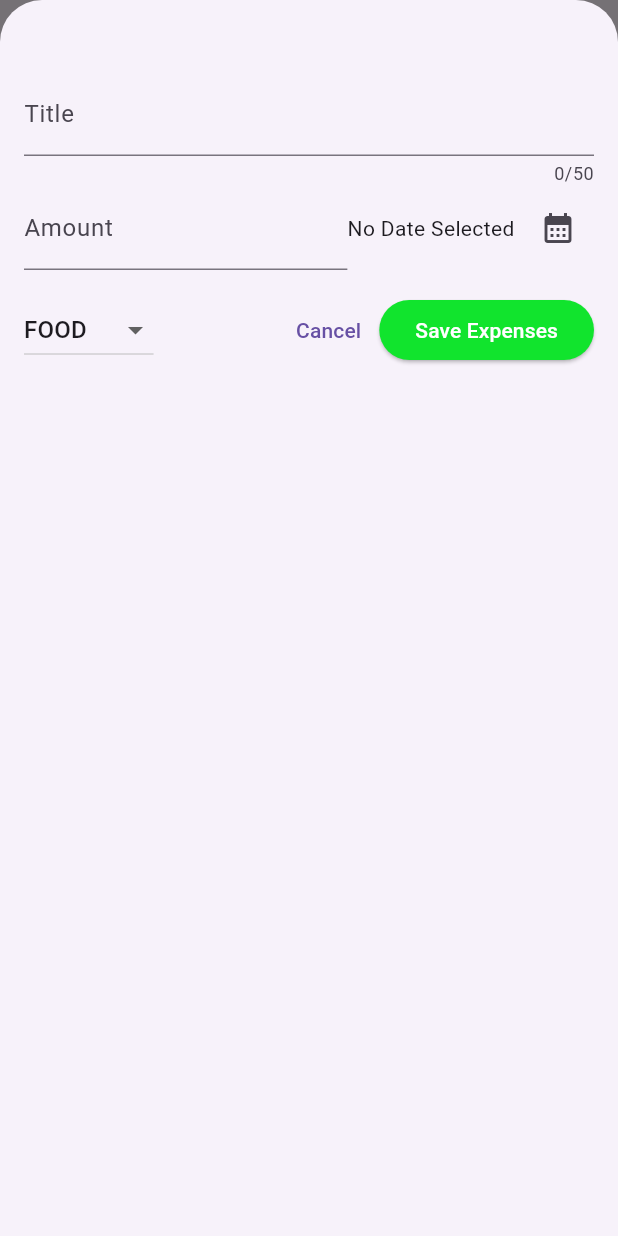
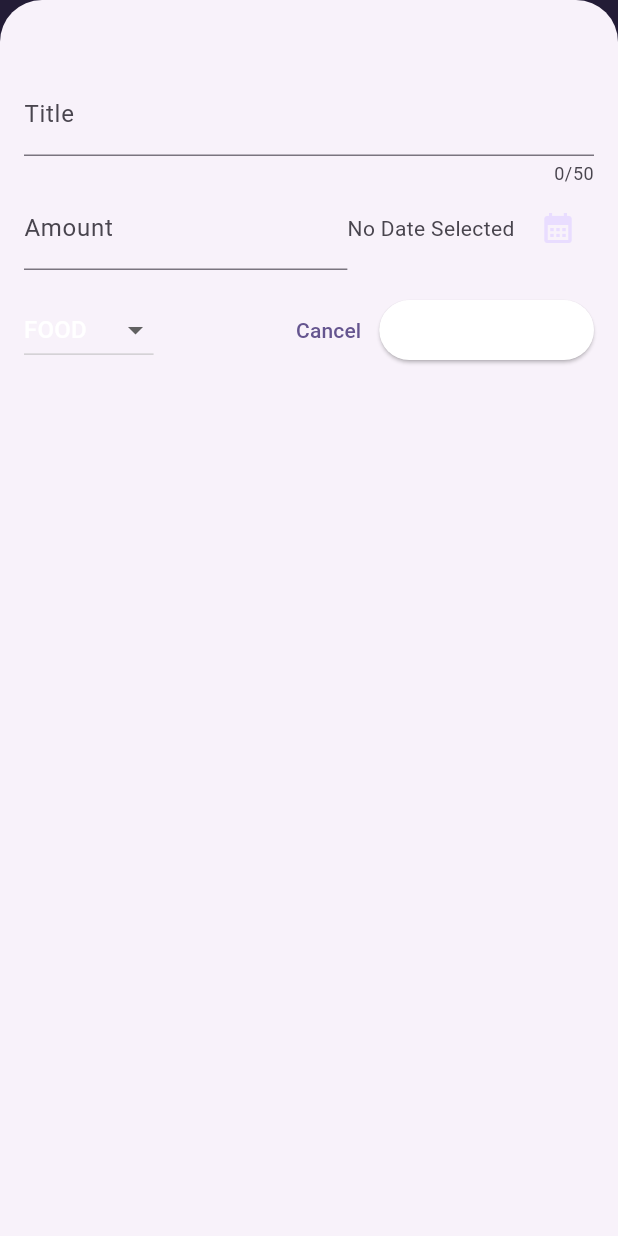
Before and after one commit to S-at-yam/Expense-Tracker, a Flutter app: the screen it shows after launch, after a tap on the "add" icon, on a phone screen of 412 x 824 dp. Run offline on Flutter 3.47's test engine with Material 3 defaults, Android fonts, the phone set to English and light mode, and no system bars.

Commit message:
added dark theme

```diff
--- a/lib/main.dart
+++ b/lib/main.dart
@@ -1,11 +1,81 @@
 import 'package:expense_tracker/widgets/expenses.dart';
 import 'package:flutter/material.dart';
 
+var kColorScheme = ColorScheme.fromSeed(
+  seedColor: const Color.fromARGB(255, 96, 59, 181),
+);
+var kDarkColorScheme = ColorScheme.fromSeed(
+  seedColor: const Color.fromARGB(255, 5, 99, 125),
+);
 void main() {
   runApp(
     MaterialApp(
       home: Expenses(),
-      //theme: ThemeData(useMaterial3: true),
+      darkTheme: ThemeData().copyWith(
+        colorScheme: kDarkColorScheme,
+        cardTheme: CardThemeData().copyWith(
+          //color: kColorScheme.onSurface,
+          color: kDarkColorScheme.onSecondaryContainer,
+          margin: EdgeInsets.symmetric(horizontal: 16, vertical: 5),
+        ),
+        elevatedButtonTheme: ElevatedButtonThemeData(
+          style: ElevatedButton.styleFrom(
+            backgroundColor: kDarkColorScheme.onPrimary,
+            foregroundColor: kDarkColorScheme.onSecondary,
+          ),
+        ),
+        appBarTheme: AppBarTheme().copyWith(
+          backgroundColor: kDarkColorScheme.onPrimaryContainer,
+          foregroundColor: kDarkColorScheme.primaryContainer,
+          //titleTextStyle: TextStyle(color: Colors.white),
+          //actionsIconTheme: IconThemeData(color: Colors.white),
+        ),
+        textTheme: TextTheme().copyWith(
+          titleLarge: TextStyle(fontSize: 20, fontWeight: FontWeight.bold),
+          bodyMedium: TextStyle(
+            fontSize: 14,
+            fontWeight: FontWeight.normal,
+            color: kDarkColorScheme.onSurfaceVariant,
+          ),
+        ),
+      ),
+      theme: ThemeData().copyWith(
+        colorScheme: kColorScheme,
+        appBarTheme: AppBarTheme().copyWith(
+          backgroundColor: kColorScheme.onPrimaryContainer,
+          foregroundColor: kColorScheme.primaryContainer,
+          titleTextStyle: TextStyle(color: Colors.white),
+          actionsIconTheme: IconThemeData(color: Colors.white),
+        ),
+        cardTheme: CardThemeData().copyWith(
+          //color: kColorScheme.onSurface,
+          color: const Color.fromARGB(255, 228, 181, 42),
+          margin: EdgeInsets.symmetric(horizontal: 16, vertical: 5),
+        ),
+        elevatedButtonTheme: ElevatedButtonThemeData(
+          style: ElevatedButton.styleFrom(
+            backgroundColor: kColorScheme.onPrimary,
+            foregroundColor: kColorScheme.onSecondary,
+          ),
+        ),
+        textTheme: TextTheme().copyWith(
+          titleLarge: TextStyle(fontSize: 20, fontWeight: FontWeight.bold),
+          bodyMedium: TextStyle(
+            fontSize: 14,
+            fontWeight: FontWeight.normal,
+            color: kColorScheme.onSurfaceVariant,
+          ),
+        ),
+        iconButtonTheme: IconButtonThemeData(
+          style: ButtonStyle(
+            iconColor: WidgetStateProperty.all(kColorScheme.primaryContainer),
+          ),
+        ),
+        iconTheme: IconThemeData().copyWith(
+          color: kColorScheme.onPrimaryContainer,
+        ),
+      ),
+      themeMode: ThemeMode.system,
     ),
   );
 }
--- a/lib/widgets/expenses.dart
+++ b/lib/widgets/expenses.dart
@@ -34,9 +34,25 @@ class _ExpensesState extends State<Expenses> {
   }
 
   void removeExpense(Expense expense) {
+    final expenseIndex = _registeredExpenses.indexOf(expense);
     setState(() {
       _registeredExpenses.remove(expense);
     });
+    ScaffoldMessenger.of(context).removeCurrentSnackBar();
+    ScaffoldMessenger.of(context).showSnackBar(
+      SnackBar(
+        content: Text('Expense deleted.'),
+        duration: Duration(seconds: 3),
+        action: SnackBarAction(
+          label: 'Undo',
+          onPressed: () {
+            setState(() {
+              _registeredExpenses.insert(expenseIndex, expense);
+            });
+          },
+        ),
+      ),
+    );
   }
 
   void _overlayScreen() {
@@ -49,6 +65,16 @@ class _ExpensesState extends State<Expenses> {
 
   @override
   Widget build(BuildContext context) {
+    Widget mainContent = Center(
+      child: Text('No expenses found, Try adding one!'),
+    );
+
+    if (_registeredExpenses.isNotEmpty) {
+      mainContent = ExpenseList(
+        expenses: _registeredExpenses,
+        onRemoveExpense: removeExpense,
+      );
+    }
     return Scaffold(
       appBar: AppBar(
         title: Text('Expense Tracker App'),
@@ -64,15 +90,10 @@ class _ExpensesState extends State<Expenses> {
       ),
       body: Column(
         children: [
-          Text('Chart Details'),
+          Text('Chart Details', style: TextStyle(color: Colors.black)),
           const SizedBox(height: 5),
 
-          Expanded(
-            child: ExpenseList(
-              expenses: _registeredExpenses,
-              onRemoveExpense: removeExpense,
-            ),
-          ),
+          Expanded(child: mainContent),
         ],
       ),
     );
--- a/lib/widgets/expenses_list/expense_item.dart
+++ b/lib/widgets/expenses_list/expense_item.dart
@@ -8,10 +8,13 @@ class ExpenseItem extends StatelessWidget {
   @override
   Widget build(BuildContext context) {
     return Card(
-      margin: EdgeInsets.symmetric(horizontal: 15, vertical: 15),
+      // margin: EdgeInsets.symmetric(horizontal: 15, vertical: 15),
+      child: Padding(
+        padding: const EdgeInsets.fromLTRB(10, 8, 10, 8),
         child: Column(
+          crossAxisAlignment: CrossAxisAlignment.start,
           children: [
-          Text(expense.title),
+            Text(expense.title, style: Theme.of(context).textTheme.titleLarge),
             Row(
               children: [
                 Text('\$${expense.amount.toStringAsFixed(2)}'),
@@ -27,6 +30,7 @@ class ExpenseItem extends StatelessWidget {
             ),
           ],
         ),
+      ),
     );
   }
 }
--- a/lib/widgets/expenses_list/expense_list.dart
+++ b/lib/widgets/expenses_list/expense_list.dart
@@ -1,3 +1,4 @@
+import 'package:expense_tracker/main.dart';
 import 'package:expense_tracker/widgets/expenses_list/expense_item.dart';
 import 'package:flutter/material.dart';
 import 'package:expense_tracker/model/expense.dart';
@@ -18,6 +19,7 @@ class ExpenseList extends StatelessWidget {
       itemBuilder:
           (ctx, index) => Dismissible(
             key: ValueKey(expenses[index]),
+            background: Container(color: kColorScheme.error),
             onDismissed: (direction) {
               onRemoveExpense(expenses[index]);
             },
--- a/lib/widgets/new_expense.dart
+++ b/lib/widgets/new_expense.dart
@@ -148,14 +148,10 @@ class _NewExpenseState extends State<NewExpense> {
               ),
               ElevatedButton(
                 onPressed: _saveExpenseData,
-                style: ButtonStyle(
-                  backgroundColor: WidgetStatePropertyAll(
-                    const Color.fromARGB(255, 17, 228, 45),
-                  ),
-                ),
+
                 child: Text(
                   'Save Expenses',
-                  style: TextStyle(color: Colors.white),
+                  //style: TextStyle(color: Colors.white),
                 ),
               ),
             ],
```
Lines whose indentation alone changed are shown as unchanged.
